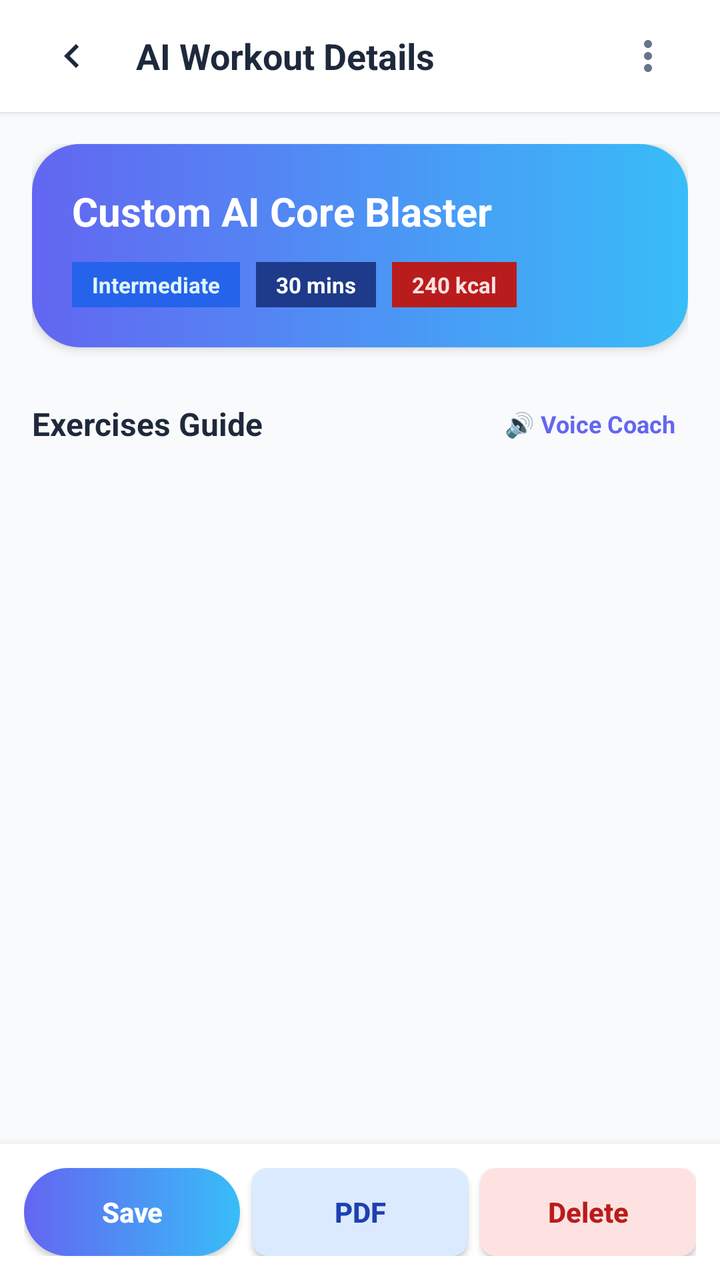
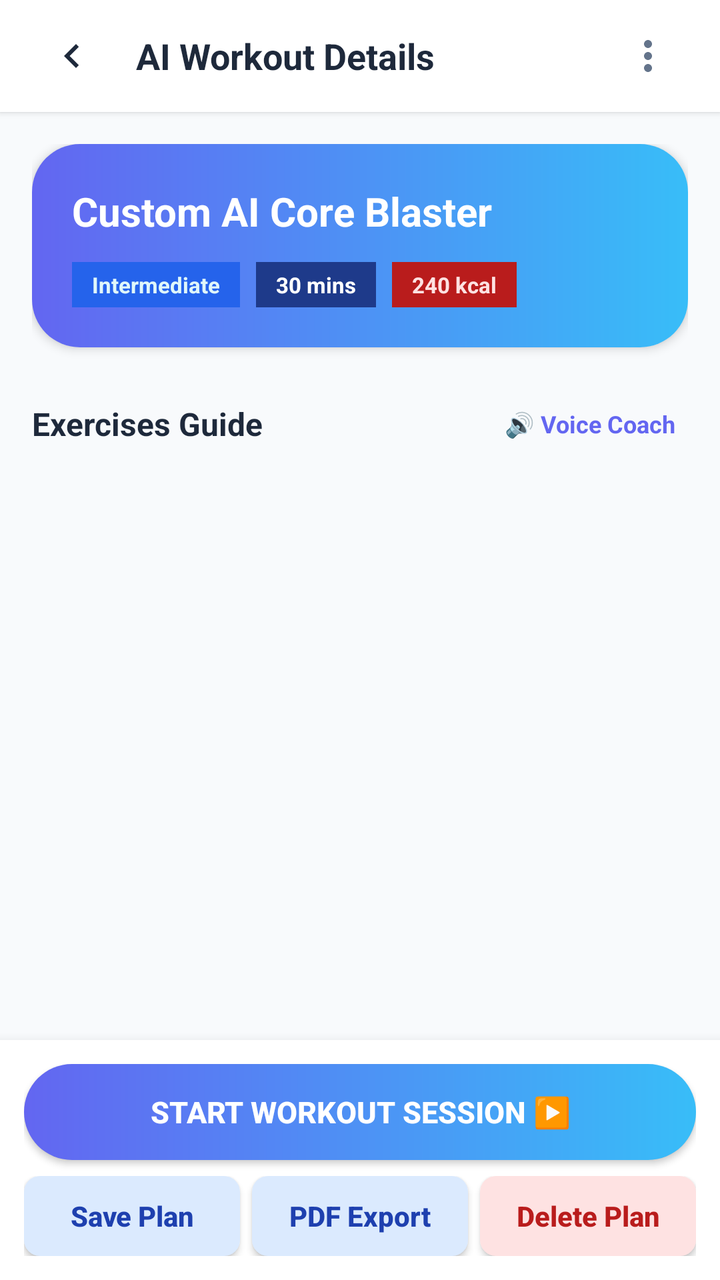

Compare the two renders of this Android layout. The source of the first and the diff that turns it into the second are given below.
<!-- AndroidManifest.xml: application theme Theme.FitnessApp -->
<!-- res/layout/activity_workout_details.xml -->
<?xml version="1.0" encoding="utf-8"?>
<androidx.constraintlayout.widget.ConstraintLayout xmlns:android="http://schemas.android.com/apk/res/android"
    xmlns:app="http://schemas.android.com/apk/res-auto"
    xmlns:tools="http://schemas.android.com/tools"
    android:layout_width="match_parent"
    android:layout_height="match_parent"
    android:background="#F8FAFC"
    tools:context=".activities.WorkoutDetailsActivity">

    
    <LinearLayout
        android:id="@+id/toolbarLayout"
        android:layout_width="match_parent"
        android:layout_height="56dp"
        android:orientation="horizontal"
        android:gravity="center_vertical"
        android:background="@color/white"
        android:paddingHorizontal="16dp"
        android:elevation="2dp"
        app:layout_constraintTop_toTopOf="parent">

        <ImageButton
            android:id="@+id/btnBack"
            android:layout_width="40dp"
            android:layout_height="40dp"
            android:background="?android:attr/selectableItemBackgroundBorderless"
            android:src="@drawable/ic_back_chevron"
            app:tint="#1E293B"
            android:contentDescription="Back" />

        <TextView
            android:layout_width="0dp"
            android:layout_height="wrap_content"
            android:layout_weight="1"
            android:text="AI Workout Details"
            android:textColor="#1E293B"
            android:textSize="18sp"
            android:textStyle="bold"
            android:layout_marginStart="12dp" />

        <ImageButton
            android:id="@+id/btnShare"
            android:layout_width="40dp"
            android:layout_height="40dp"
            android:background="?android:attr/selectableItemBackgroundBorderless"
            android:src="@drawable/ic_more_vert"
            app:tint="#64748B"
            android:contentDescription="Share" />
    </LinearLayout>

    <ScrollView
        android:layout_width="match_parent"
        android:layout_height="0dp"
        android:fillViewport="true"
        app:layout_constraintTop_toBottomOf="@id/toolbarLayout"
        app:layout_constraintBottom_toTopOf="@id/bottomActions">

        <LinearLayout
            android:layout_width="match_parent"
            android:layout_height="wrap_content"
            android:orientation="vertical"
            android:padding="16dp">

            
            <androidx.cardview.widget.CardView
                android:layout_width="match_parent"
                android:layout_height="wrap_content"
                app:cardCornerRadius="24dp"
                app:cardElevation="3dp"
                android:layout_marginBottom="24dp">

                <LinearLayout
                    android:layout_width="match_parent"
                    android:layout_height="wrap_content"
                    android:orientation="vertical"
                    android:padding="20dp"
                    android:background="@drawable/bg_blue_gradient">

                    <TextView
                        android:id="@+id/tvWorkoutTitle"
                        android:layout_width="wrap_content"
                        android:layout_height="wrap_content"
                        android:text="Custom AI Core Blaster"
                        android:textColor="@color/white"
                        android:textSize="20sp"
                        android:textStyle="bold" />

                    
                    <LinearLayout
                        android:layout_width="match_parent"
                        android:layout_height="wrap_content"
                        android:orientation="horizontal"
                        android:layout_marginTop="12dp">

                        <TextView
                            android:id="@+id/tvDifficulty"
                            android:layout_width="wrap_content"
                            android:layout_height="wrap_content"
                            android:text="Intermediate"
                            android:textColor="#E0F7FA"
                            android:textSize="11sp"
                            android:textStyle="bold"
                            android:background="#2563EB"
                            android:paddingHorizontal="10dp"
                            android:paddingVertical="4dp" />

                        <TextView
                            android:id="@+id/tvDuration"
                            android:layout_width="wrap_content"
                            android:layout_height="wrap_content"
                            android:text="30 mins"
                            android:textColor="@color/white"
                            android:textSize="11sp"
                            android:textStyle="bold"
                            android:background="#1E3A8A"
                            android:paddingHorizontal="10dp"
                            android:paddingVertical="4dp"
                            android:layout_marginStart="8dp" />

                        <TextView
                            android:id="@+id/tvCalories"
                            android:layout_width="wrap_content"
                            android:layout_height="wrap_content"
                            android:text="240 kcal"
                            android:textColor="#FEE2E2"
                            android:textSize="11sp"
                            android:textStyle="bold"
                            android:background="#B91C1C"
                            android:paddingHorizontal="10dp"
                            android:paddingVertical="4dp"
                            android:layout_marginStart="8dp" />
                    </LinearLayout>
                </LinearLayout>
            </androidx.cardview.widget.CardView>

            
            <LinearLayout
                android:layout_width="match_parent"
                android:layout_height="wrap_content"
                android:orientation="horizontal"
                android:gravity="center_vertical"
                android:layout_marginBottom="12dp">

                <TextView
                    android:layout_width="0dp"
                    android:layout_height="wrap_content"
                    android:layout_weight="1"
                    android:text="Exercises Guide"
                    android:textColor="#1E293B"
                    android:textSize="16sp"
                    android:textStyle="bold" />

                
                <TextView
                    android:id="@+id/btnVoiceCoach"
                    android:layout_width="wrap_content"
                    android:layout_height="wrap_content"
                    android:text="🔊 Voice Coach"
                    android:textColor="@color/primary"
                    android:textSize="12sp"
                    android:textStyle="bold"
                    android:clickable="true"
                    android:focusable="true"
                    android:background="?android:attr/selectableItemBackground"
                    android:padding="6dp" />
            </LinearLayout>

            
            <LinearLayout
                android:id="@+id/layoutExercisesContainer"
                android:layout_width="match_parent"
                android:layout_height="wrap_content"
                android:orientation="vertical" />
        </LinearLayout>
    </ScrollView>

    
    <LinearLayout
        android:id="@+id/bottomActions"
        android:layout_width="match_parent"
        android:layout_height="wrap_content"
        android:orientation="horizontal"
        android:background="@color/white"
        android:elevation="8dp"
        android:padding="12dp"
        app:layout_constraintBottom_toBottomOf="parent"
        android:weightSum="3">

        <androidx.appcompat.widget.AppCompatButton
            android:id="@+id/btnSaveWorkout"
            android:layout_width="0dp"
            android:layout_height="44dp"
            android:layout_weight="1"
            android:layout_marginEnd="6dp"
            android:background="@drawable/bg_button_gradient"
            android:text="Save"
            android:textColor="@color/white"
            android:textAllCaps="false"
            android:textStyle="bold" />

        <androidx.appcompat.widget.AppCompatButton
            android:id="@+id/btnPdfDownload"
            android:layout_width="0dp"
            android:layout_height="44dp"
            android:layout_weight="1"
            android:layout_marginEnd="6dp"
            android:background="@drawable/bg_badge_duration"
            android:text="PDF"
            android:textColor="#1E40AF"
            android:textAllCaps="false"
            android:textStyle="bold" />

        <androidx.appcompat.widget.AppCompatButton
            android:id="@+id/btnDeleteWorkout"
            android:layout_width="0dp"
            android:layout_height="44dp"
            android:layout_weight="1"
            android:background="@drawable/bg_badge_advanced"
            android:text="Delete"
            android:textColor="#B91C1C"
            android:textAllCaps="false"
            android:textStyle="bold" />
    </LinearLayout>

</androidx.constraintlayout.widget.ConstraintLayout>
<!-- resources referenced by this layout -->
<resources>
  <color name="primary">#6366F1</color>
  <color name="white">#FFFFFF</color>
  <!-- drawable bg_badge_advanced (drawable) -->
  <shape xmlns:android="http://schemas.android.com/apk/res/android"
      android:shape="rectangle">
      <solid android:color="#FEE2E2" />
      <corners android:radius="8dp" />
  </shape>
  <!-- drawable bg_badge_duration (drawable) -->
  <shape xmlns:android="http://schemas.android.com/apk/res/android"
      android:shape="rectangle">
      <solid android:color="#DBEAFE" />
      <corners android:radius="8dp" />
  </shape>
  <!-- drawable bg_blue_gradient (drawable) -->
  <?xml version="1.0" encoding="utf-8"?>
  <shape xmlns:android="http://schemas.android.com/apk/res/android"
      android:shape="rectangle">
      <gradient
          android:angle="0"
          android:startColor="#6366F1"
          android:endColor="#38BDF8"
          android:type="linear" />
  </shape>
  <!-- drawable bg_button_gradient (drawable) -->
  <?xml version="1.0" encoding="utf-8"?>
  <shape xmlns:android="http://schemas.android.com/apk/res/android"
      android:shape="rectangle">
      <gradient
          android:angle="0"
          android:startColor="#6366F1"
          android:endColor="#38BDF8"
          android:type="linear" />
      <corners android:radius="24dp" />
  </shape>
  <!-- drawable ic_back_chevron (drawable) -->
  <vector xmlns:android="http://schemas.android.com/apk/res/android"
      android:width="24dp"
      android:height="24dp"
      android:viewportWidth="24"
      android:viewportHeight="24">
    <path
        android:fillColor="#FF000000"
        android:pathData="M15.41,7.41L14,6l-6,6 6,6 1.41,-1.41L10.83,12z"/>
  </vector>
  <!-- drawable ic_more_vert (drawable) -->
  <vector xmlns:android="http://schemas.android.com/apk/res/android"
      android:width="24dp"
      android:height="24dp"
      android:viewportWidth="24"
      android:viewportHeight="24">
      <path
          android:fillColor="#000000"
          android:pathData="M12,8c1.1,0 2,-0.9 2,-2s-0.9,-2 -2,-2 -2,0.9 -2,2 0.9,2 2,2zm0,2c-1.1,0 -2,0.9 -2,2s0.9,2 2,2 2,-0.9 2,-2 -0.9,-2 -2,-2zm0,6c-1.1,0 -2,0.9 -2,2s0.9,2 2,2 2,-0.9 2,-2 -0.9,-2 -2,-2z"/>
  </vector>
  <style name="Theme.FitnessApp" parent="Theme.Material3.DayNight.NoActionBar">
          
          <item name="colorPrimary">@color/primary</item>
          <item name="colorPrimaryVariant">@color/primary_variant</item>
          <item name="colorSecondary">@color/secondary</item>
          <item name="android:statusBarColor">?attr/colorSurface</item>
          <item name="android:windowLightStatusBar">true</item>
          <item name="android:windowBackground">@color/background_color</item>
          <item name="colorSurface">@color/white</item>
          <item name="colorOnSurface">@color/black</item>
          <item name="colorOnBackground">@color/black</item>
      </style>
  <color name="primary_variant">#4F46E5</color>
  <color name="secondary">#38BDF8</color>
  <color name="background_color">#F8FAFC</color>
  <color name="black">#0F172A</color>
</resources>

<!-- the commit's change to res/layout/activity_workout_details.xml (unified diff, before → after) -->
@@ -179,47 +179,65 @@
         android:id="@+id/bottomActions"
         android:layout_width="match_parent"
         android:layout_height="wrap_content"
-        android:orientation="horizontal"
+        android:orientation="vertical"
         android:background="@color/white"
         android:elevation="8dp"
         android:padding="12dp"
-        app:layout_constraintBottom_toBottomOf="parent"
-        android:weightSum="3">
+        app:layout_constraintBottom_toBottomOf="parent">
 
         <androidx.appcompat.widget.AppCompatButton
-            android:id="@+id/btnSaveWorkout"
-            android:layout_width="0dp"
-            android:layout_height="44dp"
-            android:layout_weight="1"
-            android:layout_marginEnd="6dp"
+            android:id="@+id/btnStartWorkoutSession"
+            android:layout_width="match_parent"
+            android:layout_height="48dp"
+            android:layout_marginBottom="8dp"
             android:background="@drawable/bg_button_gradient"
-            android:text="Save"
+            android:text="START WORKOUT SESSION ▶️"
             android:textColor="@color/white"
+            android:textSize="15sp"
             android:textAllCaps="false"
             android:textStyle="bold" />
 
-        <androidx.appcompat.widget.AppCompatButton
-            android:id="@+id/btnPdfDownload"
-            android:layout_width="0dp"
-            android:layout_height="44dp"
-            android:layout_weight="1"
-            android:layout_marginEnd="6dp"
-            android:background="@drawable/bg_badge_duration"
-            android:text="PDF"
-            android:textColor="#1E40AF"
-            android:textAllCaps="false"
-            android:textStyle="bold" />
-
-        <androidx.appcompat.widget.AppCompatButton
-            android:id="@+id/btnDeleteWorkout"
-            android:layout_width="0dp"
-            android:layout_height="44dp"
-            android:layout_weight="1"
-            android:background="@drawable/bg_badge_advanced"
-            android:text="Delete"
-            android:textColor="#B91C1C"
-            android:textAllCaps="false"
-            android:textStyle="bold" />
+        <LinearLayout
+            android:layout_width="match_parent"
+            android:layout_height="wrap_content"
+            android:orientation="horizontal"
+            android:weightSum="3">
+
+            <androidx.appcompat.widget.AppCompatButton
+                android:id="@+id/btnSaveWorkout"
+                android:layout_width="0dp"
+                android:layout_height="40dp"
+                android:layout_weight="1"
+                android:layout_marginEnd="6dp"
+                android:background="@drawable/bg_badge_duration"
+                android:text="Save Plan"
+                android:textColor="#1E40AF"
+                android:textAllCaps="false"
+                android:textStyle="bold" />
+
+            <androidx.appcompat.widget.AppCompatButton
+                android:id="@+id/btnPdfDownload"
+                android:layout_width="0dp"
+                android:layout_height="40dp"
+                android:layout_weight="1"
+                android:layout_marginEnd="6dp"
+                android:background="@drawable/bg_badge_duration"
+                android:text="PDF Export"
+                android:textColor="#1E40AF"
+                android:textAllCaps="false"
+                android:textStyle="bold" />
+
+            <androidx.appcompat.widget.AppCompatButton
+                android:id="@+id/btnDeleteWorkout"
+                android:layout_width="0dp"
+                android:layout_height="40dp"
+                android:layout_weight="1"
+                android:background="@drawable/bg_badge_advanced"
+                android:text="Delete Plan"
+                android:textColor="#B91C1C"
+                android:textAllCaps="false"
+                android:textStyle="bold" />
+        </LinearLayout>
     </LinearLayout>
 
 </androidx.constraintlayout.widget.ConstraintLayout>
<!-- resource entries referenced after the edit -->
@@ -69,7 +69,7 @@
       </style>
   <color name="primary_variant">#4F46E5</color>
   <color name="secondary">#38BDF8</color>
-  <color name="background_color">#F8FAFC</color>
+  <color name="background_color">#FAF9F5</color>
   <color name="black">#0F172A</color>
 </resources>
 
